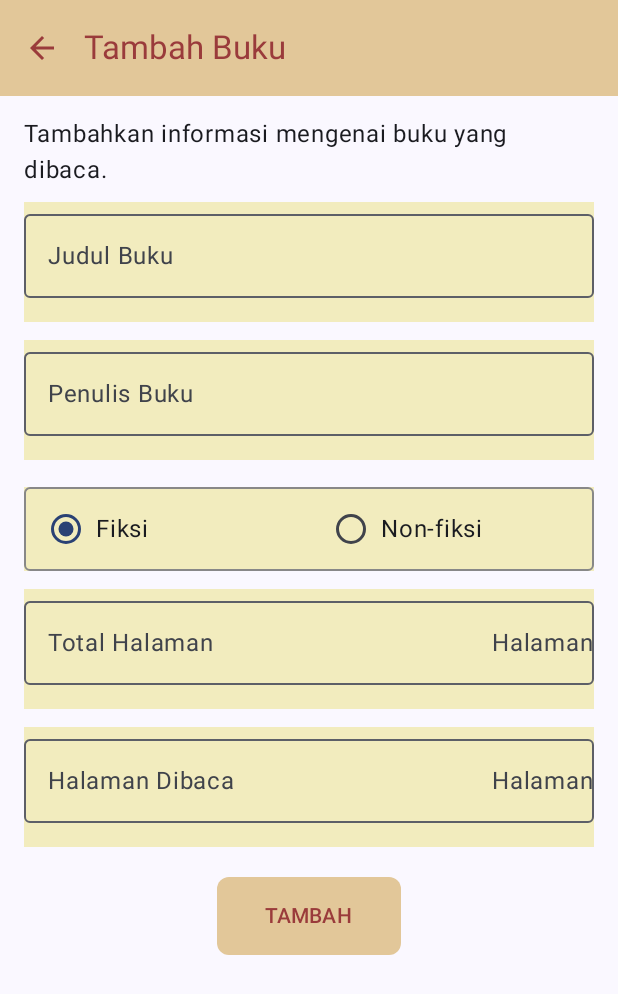
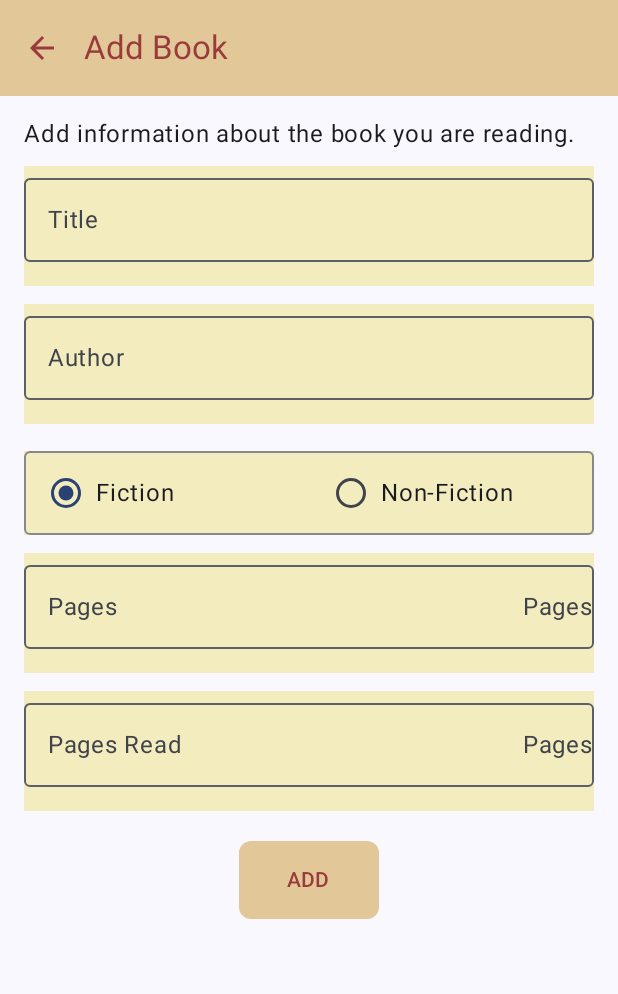
Before and after one commit to Debbylelycaa/Assessment-Mobpro, an Android app built with Jetpack Compose: the AddScreen screen opened through its navigation route, on a phone screen of 412 x 824 dp. Shown: the top 994 px of the screen. Run offline under Robolectric (Android 15) with nearby library versions, the light colour scheme and no system bars; our stand-ins replace Room's generated code.

Commit message:
Perbaikan Assessment 2 - Update data

```diff
--- a/app/src/main/java/org/d3if0152/bakuapp/database/BooksDao.kt
+++ b/app/src/main/java/org/d3if0152/bakuapp/database/BooksDao.kt
@@ -18,7 +18,7 @@ interface BooksDao {
     @Query("SELECT * FROM books ORDER BY judul ASC")
     fun getBuku(): Flow<List<Books>>
 
-    @Query("SELECT * FROM books ORDER BY id = :id")
+    @Query("SELECT * FROM books WHERE id = :id")
     suspend fun getBukuById(id: Long): Books?
 
     @Query("DELETE FROM books WHERE id = :id")
--- a/app/src/main/java/org/d3if0152/bakuapp/ui/screen/DisplayAlertDialog.kt
+++ b/app/src/main/java/org/d3if0152/bakuapp/ui/screen/DisplayAlertDialog.kt
@@ -18,6 +18,8 @@ fun DisplayAlertDialog(
     onConfirmation: () -> Unit
 ) {
     val maroonColor = Color(0xFF9A3B3B)
+    val yellow = Color(0xFFF2ECBE)
+
 
     if (openDialog){
         AlertDialog(
@@ -32,7 +34,8 @@ fun DisplayAlertDialog(
                     Text(text = stringResource(R.string.tombol_batal), color = maroonColor)
                 }
             },
-            onDismissRequest = { onDismissRequest ()}
+            onDismissRequest = { onDismissRequest ()},
+            containerColor = yellow
         )
     }
 }
--- a/app/src/main/java/org/d3if0152/bakuapp/ui/screen/MainScreen.kt
+++ b/app/src/main/java/org/d3if0152/bakuapp/ui/screen/MainScreen.kt
@@ -111,8 +111,7 @@ fun MainScreen(navController: NavHostController){
         },
         floatingActionButton = {
             FloatingActionButton(
-                onClick = {navController.navigate(Screen.FormBaru.route) },
-                Modifier.background(brownColor)
+                onClick = {navController.navigate(Screen.FormBaru.route) }, containerColor = brownColor
             )
             {
                 Icon(
@@ -245,7 +244,7 @@ fun GridItem(books: Books, onClick: () -> Unit){
 
         Column(
             modifier = Modifier
-                .fillMaxWidth()
+                .fillMaxWidth().padding(16.dp)
         )
         {
             Text(
--- a/app/src/main/res/values/strings.xml
+++ b/app/src/main/res/values/strings.xml
@@ -1,45 +1,47 @@
+<?xml version="1.0" encoding="utf-8"?>
 <resources>
     <string name="app_name">BaKu</string>
-    <string name="back">Kembali</string>
-    <string name="about_app">Tentang BaKu</string>
-    <string name="copyright">BaKu [Bacaan-Ku] merupakan aplikasi untuk melakukan <i>tracking</i> pada buku yang dibaca.   BaKu mencatat seberapa jauh pengguna telah membaca buku yang diinput ke dalam aplikasi.</string>
-    <string name="fiksi">Fiksi</string>
-    <string name="nonfiksi">Non-fiksi</string>
-    <string name="baku_intro">Tambahkan informasi mengenai buku yang dibaca.</string>
-    <string name="judul_buku">Judul Buku</string>
-    <string name="penulis_buku">Penulis Buku</string>
-    <string name="total_halaman">Total Halaman</string>
-    <string name="addbooks">TAMBAH</string>
-    <string name="progres_x">Progress : %1$.2f %%</string>
-    <string name="bagikan_progress">Hai! Saat ini saya membaca buku %1$s berjudul %2$s dengan progress %3$.2f %%!</string>
-    <string name="share">Bagikan</string>
-    <string name="sedang_dibaca">Sedang dibaca.</string>
-    <string name="selesai">Selesai dibaca.</string>
-    <string name="input_invalid">Silahkan isi dengan masukan yang sesuai.</string>
-    <string name="halaman_dibaca">Halaman Dibaca</string>
-    <string name="add">Tambah Buku</string>
-    <string name="tambah_buku">Tambah buku bacaan</string>
-    <string name="list_kosong">Belum ada buku yang dibaca.</string>
-    <string name="x_diklik">%1$s dibaca.</string>
-    <string name="laman">Halaman</string>
-    <string name="judul_buku_x">Judul : %1$s</string>
-    <string name="penulis_buku_x">Penulis : %1$s</string>
-    <string name="kategori">Kategori : %1$s</string>
-    <string name="total_halaman_x">Total Halaman :  %1$s</string>
-    <string name="halaman_dibaca_x">Halaman Dibaca :  %1$s</string>
-    <string name="judul">"Judul : "</string>
-    <string name="penulis">"Penulis : "</string>
-    <string name="kategoriList">"Kategori : "</string>
-    <string name="baku_image_description">Ikon BaKu</string>
-    <string name="about_dev">BaKu dikembangkan dengan tujuan pemenuhan assessment mata kuliah Pemrograman untuk Perangkat Bergerak 1; atas nama Debby Lelyca Rohdearni dengan NIM 6706220152 dari kelas 46-01.</string>
-    <string name="simpan">SIMPAN</string>
-    <string name="update">Perbarui Bacaan</string>
-    <string name="invalid">Data tidak boleh kosong!</string>
-    <string name="lainnya">Lainnya</string>
-    <string name="hapus">Hapus buku bacaan</string>
-    <string name="pesan_hapus">Hapus Buku Bacaan?</string>
-    <string name="tombol_hapus">Hapus</string>
-    <string name="tombol_batal">Batal</string>
-    <string name="list">Tampilan list</string>
-    <string name="grid">Tampilan grid</string>
+    <string name="back">Back</string>
+    <string name="about_app">About BaKu</string>
+    <string name="copyright">BaKu [Bacaan-Ku] is an application for tracking the books you read. BaKu records how far the user has read the book entered into the application.</string>
+    <string name="fiksi">Fiction</string>
+    <string name="nonfiksi">Non-Fiction</string>
+    <string name="baku_intro">Add information about the book you are reading.</string>
+    <string name="judul_buku">Title</string>
+    <string name="penulis_buku">Author</string>
+    <string name="total_halaman">Pages</string>
+    <string name="addbooks">ADD</string>
+    <string name="simpan">SAVE</string>
+    <string name="progres_x">Progress: %1$.2f %%</string>
+    <string name="bagikan_progress">Hi! I\'m currently reading %1$s book entitled %2$s with %3$.2f %% progress!</string>
+    <string name="share">Share</string>
+    <string name="sedang_dibaca">Currently reading.</string>
+    <string name="selesai">Done reading.</string>
+    <string name="input_invalid">Please fill it in with appropriate input.</string>
+    <string name="halaman_dibaca">Pages Read</string>
+    <string name="add">Add Book</string>
+    <string name="tambah_buku">Add reading book</string>
+    <string name="list_kosong">Haven\'t read any books yet.</string>
+    <string name="x_diklik">%1$s read.</string>
+    <string name="laman">Pages</string>
+    <string name="judul_buku_x">Title : %1$s</string>
+    <string name="penulis_buku_x">Author : %1$s</string>
+    <string name="kategori">Category : %1$s</string>
+    <string name="total_halaman_x">Pages : %1$s</string>
+    <string name="halaman_dibaca_x">Currently reading : %1$s</string>
+    <string name="judul">"Title : "</string>
+    <string name="penulis">"Author : "</string>
+    <string name="kategoriList">"Category : "</string>
+    <string name="baku_image_description">BaKu Icons</string>
+    <string name="about_dev">BaKu was developed with the aim of fulfilling assessment of the Programming for Mobile Devices 1 course; on behalf of Debby Lelyca Rohdearni with ID 6706220152 from class 46- 01.</string>
+    <string name="update">"Update Reading "</string>
+    <string name="invalid">Data cannot be empty!</string>
+    <string name="lainnya">Other</string>
+    <string name="hapus">Delete book</string>
+    <string name="pesan_hapus">Delete Reading Book?</string>
+    <string name="tombol_hapus">Delete</string>
+    <string name="tombol_batal">Cancel</string>
+    <string name="list">List view</string>
+    <string name="grid">Grid view</string>
+    <string name="invalidinput">Enter valid input!</string>
 </resources>
```
Also changed, not shown: app/src/main/java/org/d3if0152/bakuapp/ui/screen/AboutScreen.kt (+5 -2 lines), app/src/main/java/org/d3if0152/bakuapp/ui/screen/DetailScreen.kt (+25 -14 lines), app/src/main/java/org/d3if0152/bakuapp/ui/screen/DetailViewModel.kt (+6 -5 lines), 2 other files.
